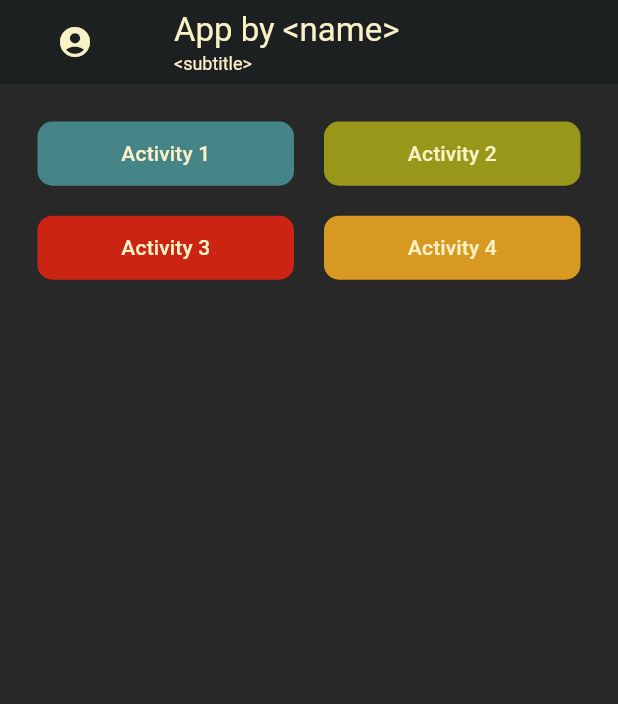
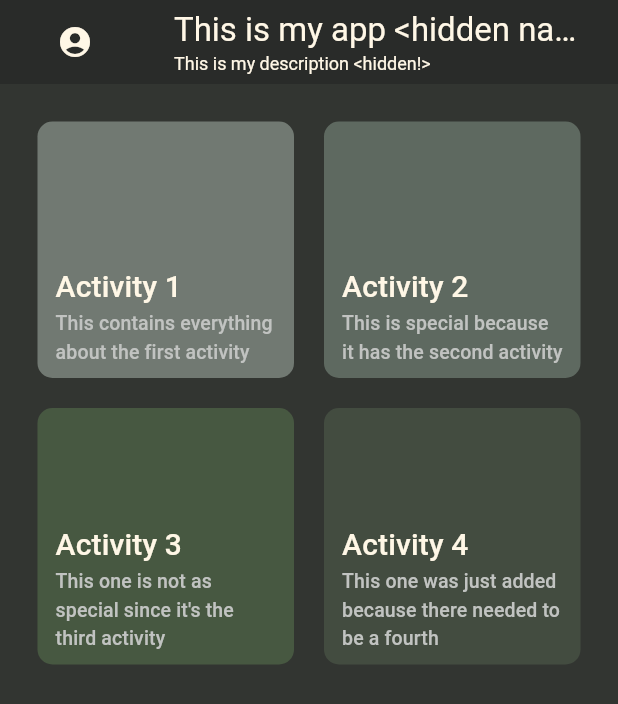
Before and after one commit to renminh/flutter-school, a Flutter app: the screen it shows after launch, on a phone screen of 412 x 824 dp. Shown: the top 704 px of the screen. Run offline on Flutter 3.47's test engine with Material 3 defaults, Android fonts, the phone set to English and light mode, and no system bars.

Commit message:
created theme and secret file

```diff
--- /dev/null
+++ b/lib/constants/secret.dart
@@ -0,0 +1,4 @@
+class SecretText {
+  static const String header = "This is my app <hidden name>";
+  static const String headerSubtitle = "This is my description <hidden!>";
+}
--- /dev/null
+++ b/lib/constants/theme.dart
@@ -0,0 +1,34 @@
+import 'package:flutter/material.dart';
+
+class ColorPalette {
+  /*
+   * on the use of keyword: static
+   * https://medium.com/@yetesfadev/mastering-static-in-flutter-and-dart-3bd21a60fa48
+   */
+  static const Color backgroundLight = Color(0xfffff9ee);
+  static const Color backgroundDark = Color(0xff323531);
+
+  static const Color header = Color(0xff292b29);
+  static const Color textDark = Color(0xff000000);
+  static const Color textLight = Color(0xfffff7e6);
+  static const Color textLightSubtitle = Color(0xffC1C3C1);
+
+  static const Color primary = Color(0xff738877);
+  static const Color primaryLight = Color(0xffA1ACA3);
+  static const Color primaryDark = Color(0xff4B584D);
+
+  static const Color secondary = Color(0xff5e7d71);
+  static const Color secondaryLight = Color(0xff80ab9a);
+  static const Color secondaryDark = Color(0xff4a5e56);
+
+  static const Color tertiary = Color(0xff5f707a);
+  static const Color tertiaryLight = Color(0xff91a9b8);
+  static const Color tertiaryDark = Color(0xff445057);
+
+  // Page / Header colors and the buttons for the home page
+
+  static const Color page1 = Color(0xff717972);
+  static const Color page2 = Color(0xff5E6960);
+  static const Color page3 = Color(0xff475841);
+  static const Color page4 = Color(0xff434C40);
+}
--- a/lib/main.dart
+++ b/lib/main.dart
@@ -1,7 +1,10 @@
 import 'package:flutter/material.dart';
 
 import 'index.dart';
-import 'components/activity_button_widget.dart';
+import 'widgets/activity_button.dart';
+
+import 'constants/theme.dart';
+import 'constants/secret.dart';
 /*
  * internal documentation for flutter for self learning
  * general flutter directory structure can be followed here
@@ -32,18 +35,17 @@ class MainApp extends StatelessWidget {
     return MaterialApp(
       debugShowCheckedModeBanner: false,
       title: appTitle,
-      // theme: ThemeData(scaffoldBackgroundColor: Color(0xff1D2021)),
-      home: HomeScreen(),
+      home: Home(),
     );
   }
 }
 
-class HomeScreen extends StatelessWidget {
+class Home extends StatelessWidget {
   /*
    * context is an instance of BuildContext, that is
    * it's the location of the widget in the widget tree
    */
-  const HomeScreen({super.key});
+  const Home({super.key});
 
   @override
   Widget build(BuildContext context) {
@@ -57,36 +59,40 @@ class HomeScreen extends StatelessWidget {
     final double height = size.height;
 
     return Scaffold(
-      backgroundColor: Color(0xff1D2021),
+      backgroundColor: ColorPalette.backgroundDark,
       appBar: AppBar(
         title: Column(
           mainAxisAlignment: MainAxisAlignment.center,
           crossAxisAlignment: CrossAxisAlignment.start,
           children: [
-            Text("App by <name>"),
+            Text(SecretText.header),
             Text(
-              "<subtitle>",
+              SecretText.headerSubtitle,
               style: TextStyle(fontSize: 12)
             ),
           ],
         ),
-        backgroundColor: Color(0xff1D2021),
+        backgroundColor: ColorPalette.header,
         leading: Icon(Icons.account_circle),
-        foregroundColor: Color(0xffFBF1C7),
+        foregroundColor: ColorPalette.textLight,
         leadingWidth: 100,
       ),
-      body: Container(
-        height: height,
-        width: width,
-        color: Color(0xff282828),
+      body: HomeButtons(),
+    );
+  }
+}
+
+class HomeButtons extends StatelessWidget {
+  const HomeButtons({super.key});
+
+  @override
+  Widget build(BuildContext context) {
     /*
-         * we can use GridView widget to have multiple children displayed as a grid
-         * https://api.flutter.dev/flutter/widgets/GridView-class.html
+     * this is so infuriating, if grid view does not respect the parent widget's constrains,
+     * then i should just create a container widget that holds row and columns and then
+     * have the buttons adjus according to it
      */
-        child: SizedBox(
-          width: 100,
-          height: 50,
-          child: GridView.count(
+    return GridView.count(
       primary: false,
       mainAxisSpacing: 20.0,
       padding: EdgeInsets.all(25.0),
@@ -96,35 +102,36 @@ class HomeScreen extends StatelessWidget {
         * TODO: read about this since i don't fully understand it yet
         * https://api.flutter.dev/flutter/rendering/SliverGridDelegateWithFixedCrossAxisCount/childAspectRatio.html
         */
-            childAspectRatio: 4,
+      childAspectRatio: 1,
       children: <Widget>[
         ActivityButton(
-                color: Color(0xff458588),
+          color: ColorPalette.page1,
           destinationRoute: ActivityOnePage(),
           text: "Activity 1",
+          description: "This contains everything about the first activity",
         ),
 
         ActivityButton(
-                color: Color(0xff98971A),
+          color: ColorPalette.page2,
           destinationRoute: ActivityTwoPage(),
           text: "Activity 2",
+          description: "This is special because it has the second activity",
         ),
 
         ActivityButton(
-                color: const Color(0xffCC2412),
+          color: ColorPalette.page3,
           destinationRoute: ActivityThreePage(),
           text: "Activity 3",
+          description: "This one is not as special since it's the third activity",
         ),
 
         ActivityButton(
-                color: Color(0xffD79921),
+          color: ColorPalette.page4,
           destinationRoute: ActivityFourPage(),
           text: "Activity 4",
+          description: "This one was just added because there needed to be a fourth",
         ),
       ],
-          ),
-        ),
-      )
     );
   }
 }
--- a/lib/pages/activity_four.dart
+++ b/lib/pages/activity_four.dart
@@ -1,5 +1,6 @@
-import 'package:app_lab/components/go_back_button_widget.dart';
+import 'package:app_lab/widgets/go_back_button.dart';
 import 'package:flutter/material.dart';
+import '../constants/theme.dart';
 
 class ActivityFourPage extends StatelessWidget {
 
@@ -14,20 +15,21 @@ class ActivityFourPage extends StatelessWidget {
     final double height = size.height;
 
     return Scaffold(
+      backgroundColor: ColorPalette.backgroundDark,
       appBar: AppBar(
         title: Text("Activity 4"),
-        backgroundColor: Color(0xff98971A),
+        backgroundColor: ColorPalette.page4,
         leading: Icon(Icons.compass_calibration_rounded),
-        foregroundColor: Color(0xffFBF1C7),
+        foregroundColor: ColorPalette.textLight,
         leadingWidth: 100,
       ),
       body: Container(
         width: width,
         height: height,
-        color: Color(0xff282828),
+        //color: ColorPalette.backgroundDark,
         child: Center(
           child: GoBackButton(
-            color: Color(0xff98971A),
+            color: ColorPalette.page4,
             text: "Go back home",
           ),
         ),
--- a/lib/pages/activity_one.dart
+++ b/lib/pages/activity_one.dart
@@ -1,5 +1,6 @@
-import 'package:app_lab/components/go_back_button_widget.dart';
+import 'package:app_lab/widgets/go_back_button.dart';
 import 'package:flutter/material.dart';
+import '../constants/theme.dart';
 
 class ActivityOnePage extends StatelessWidget {
 
@@ -14,20 +15,21 @@ class ActivityOnePage extends StatelessWidget {
     final double height = size.height;
 
     return Scaffold(
+      backgroundColor: ColorPalette.backgroundDark,
       appBar: AppBar(
         title: Text("Activity 1"),
-        backgroundColor: Color(0xff458588),
+        backgroundColor: ColorPalette.page1,
         leading: Icon(Icons.computer_rounded),
-        foregroundColor: Color(0xffFBF1C7),
+        foregroundColor: ColorPalette.textLight,
         leadingWidth: 100,
       ),
       body: Container(
         width: width,
         height: height,
-        color: Color(0xff282828),
+        //color: ColorPalette.backgroundDark,
         child: Center(
           child: GoBackButton(
-            color: Color(0xff458588),
+            color: ColorPalette.page1,
             text: "Go back home",
           ),
         ),
--- a/lib/pages/activity_three.dart
+++ b/lib/pages/activity_three.dart
@@ -1,5 +1,6 @@
-import 'package:app_lab/components/go_back_button_widget.dart';
+import 'package:app_lab/widgets/go_back_button.dart';
 import 'package:flutter/material.dart';
+import '../constants/theme.dart';
 
 class ActivityThreePage extends StatelessWidget {
 
@@ -14,20 +15,21 @@ class ActivityThreePage extends StatelessWidget {
     final double height = size.height;
 
     return Scaffold(
+      backgroundColor: ColorPalette.backgroundDark,
       appBar: AppBar(
         title: Text("Activity 3"),
-        backgroundColor: Color(0xffCC2412),
+        backgroundColor: ColorPalette.page3,
         leading: Icon(Icons.adf_scanner_rounded),
-        foregroundColor: Color(0xffFBF1C7),
+        foregroundColor: ColorPalette.textLight,
         leadingWidth: 100,
       ),
       body: Container(
         width: width,
         height: height,
-        color: Color(0xff282828),
+        //color: ColorPalette.backgroundDark,
         child: Center(
           child: GoBackButton(
-            color: Color(0xffCC2412),
+            color: ColorPalette.page3,
             text: "Go back home",
           ),
         ),
--- a/lib/pages/activity_two.dart
+++ b/lib/pages/activity_two.dart
@@ -1,5 +1,6 @@
-import 'package:app_lab/components/go_back_button_widget.dart';
+import 'package:app_lab/widgets/go_back_button.dart';
 import 'package:flutter/material.dart';
+import '../constants/theme.dart';
 
 class ActivityTwoPage extends StatelessWidget {
 
@@ -14,20 +15,21 @@ class ActivityTwoPage extends StatelessWidget {
     final double height = size.height;
 
     return Scaffold(
+      backgroundColor: ColorPalette.backgroundDark,
       appBar: AppBar(
         title: Text("Activity 2"),
-        backgroundColor: Color(0xffD79921),
+        backgroundColor: ColorPalette.page2,
         leading: Icon(Icons.account_circle_rounded),
-        foregroundColor: Color(0xffFBF1C7),
+        foregroundColor: ColorPalette.textLight,
         leadingWidth: 100,
       ),
       body: Container(
         width: width,
         height: height,
-        color: Color(0xff282828),
+        //color: ColorPalette.backgroundDark,
         child: Center(
           child: GoBackButton(
-            color: Color(0xffD79921),
+            color: ColorPalette.page2,
             text: "Go back home",
           ),
         ),
--- a/lib/components/activity_button_widget.dart
+++ b/lib/widgets/activity_button.dart
@@ -1,4 +1,5 @@
 import 'package:flutter/material.dart';
+import '../constants/theme.dart';
 /*
  * ActivityButton contains the destination route(it'll be passed as an argument during construction)
  * https://stackoverflow.com/questions/71407657/flutter-how-to-pass-a-widget-as-a-parameter
@@ -12,12 +13,14 @@ class ActivityButton extends StatelessWidget {
   final Color color;
   final Widget destinationRoute;
   final String text;
+  final String description;
 
   const ActivityButton({
     super.key,
     required this.color,
     required this.destinationRoute,
-    required this.text
+    required this.text,
+    required this.description,
   });
 
   @override
@@ -36,6 +39,7 @@ class ActivityButton extends StatelessWidget {
     return SizedBox(
       height: 50.0,
       width: 50.0,
+
       child: TextButton(
         style: TextButton.styleFrom(
           backgroundColor: color,
@@ -53,11 +57,55 @@ class ActivityButton extends StatelessWidget {
             ),
           );
         },
-        child: Text(
-          text,
-          style: TextStyle(color: Color(0xffFBF1C7))
-        ),
+
+        child: _ActivityButtonContent(
+          text: text,
+          description: description
+        )
       ),
     );
   }
 }
+
+/*
+ * i don't wanna expose this anywhere else so it's private
+ * https://www.geeksforgeeks.org/dart/how-to-create-private-class-in-dart/
+ */
+class _ActivityButtonContent extends StatelessWidget {
+  final String text;
+  final String description;
+
+  const _ActivityButtonContent({
+    super.key,
+    required this.text,
+    required this.description,
+  });
+
+  @override
+  Widget build(BuildContext context) {
+    /* https://api.flutter.dev/flutter/widgets/Align-class.html */
+    return Align(
+      alignment: Alignment.bottomLeft,
+      child: Column(
+        crossAxisAlignment: CrossAxisAlignment.start,
+        mainAxisAlignment: MainAxisAlignment.end,
+        children: [
+          Text(
+            text,
+            style: TextStyle(
+              color: ColorPalette.textLight,
+              fontSize: 20,
+            )
+          ),
+          Text(
+            description,
+            style: TextStyle(
+              color: ColorPalette.textLightSubtitle,
+              fontSize: 13,
+            )
+          )
+        ],
+      ),
+    );
+  }
+}
--- a/lib/components/go_back_button_widget.dart
+++ b/lib/widgets/go_back_button.dart
@@ -1,4 +1,5 @@
 import 'package:flutter/material.dart';
+import '../constants/theme.dart';
 
 class GoBackButton extends StatelessWidget {
   final Color color;
@@ -38,7 +39,7 @@ class GoBackButton extends StatelessWidget {
         onPressed: () { Navigator.pop(context); },
         child: Text(
           text,
-          style: TextStyle(color: Color(0xffFBF1C7))
+          style: TextStyle(color: ColorPalette.textLight)
         ),
       ),
     );
```
Also changed, not shown: 1 other file. Lines whose indentation alone changed are shown as unchanged.
